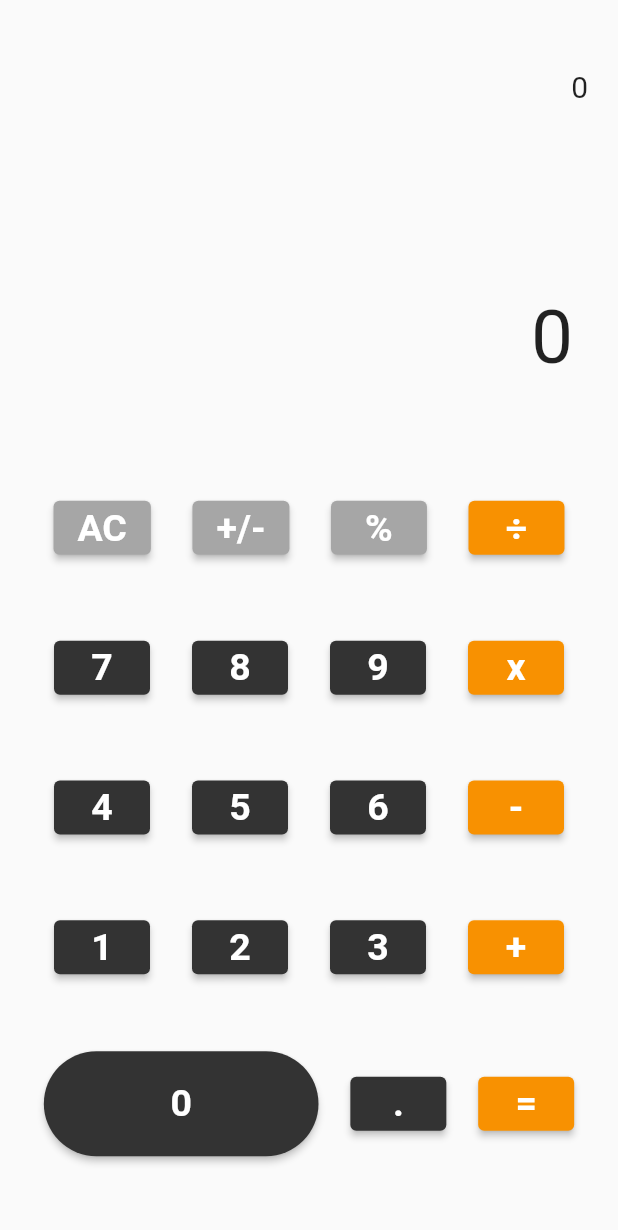
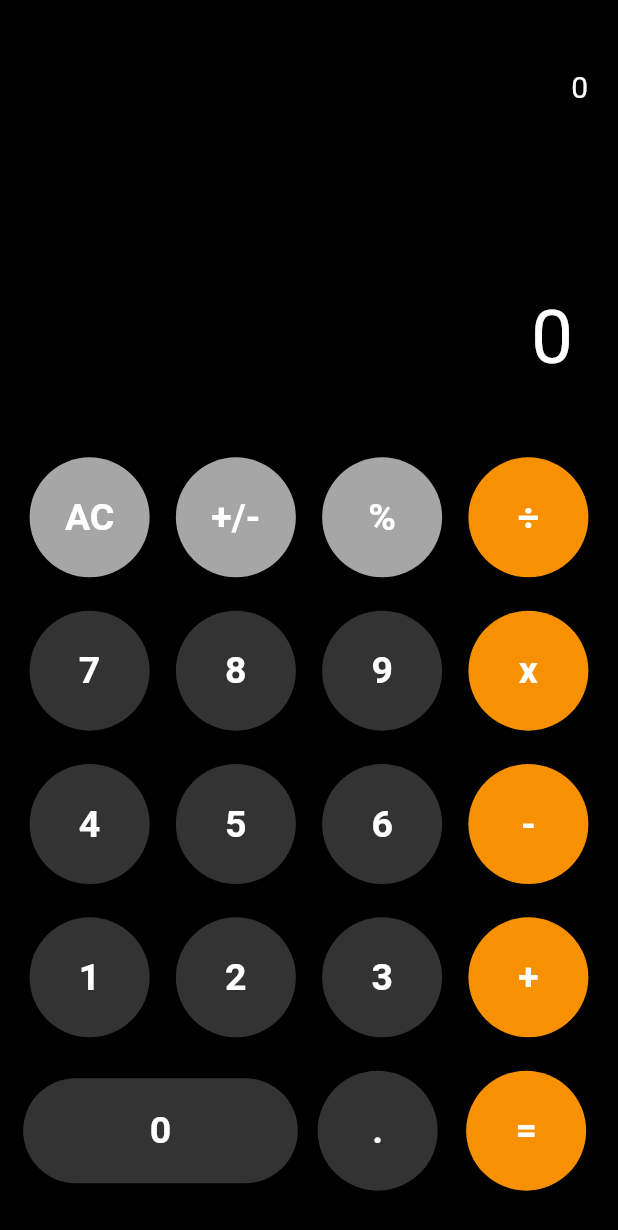
Before and after one commit to Saffron-codes/CodeClause_calculator, a Flutter app: the screen it shows after launch, on a phone screen of 412 x 824 dp. Shown: the top 1230 px of the screen. Run offline on Flutter 3.47's test engine with Material 2 defaults, Android fonts, the phone set to English and light mode, and no system bars.

Commit message:
remove debug banner

```diff
--- a/lib/app.dart
+++ b/lib/app.dart
@@ -8,8 +8,8 @@ class Calculator extends StatelessWidget {
   Widget build(BuildContext context) {
     return MaterialApp(
       home:  const CalculatorView(),
-      theme: ThemeData(brightness: Brightness.light),
-      darkTheme: ThemeData(
+      debugShowCheckedModeBanner: false,
+      theme: ThemeData(
         brightness: Brightness.dark,
         scaffoldBackgroundColor: Colors.black,
         elevatedButtonTheme: ElevatedButtonThemeData(
```
